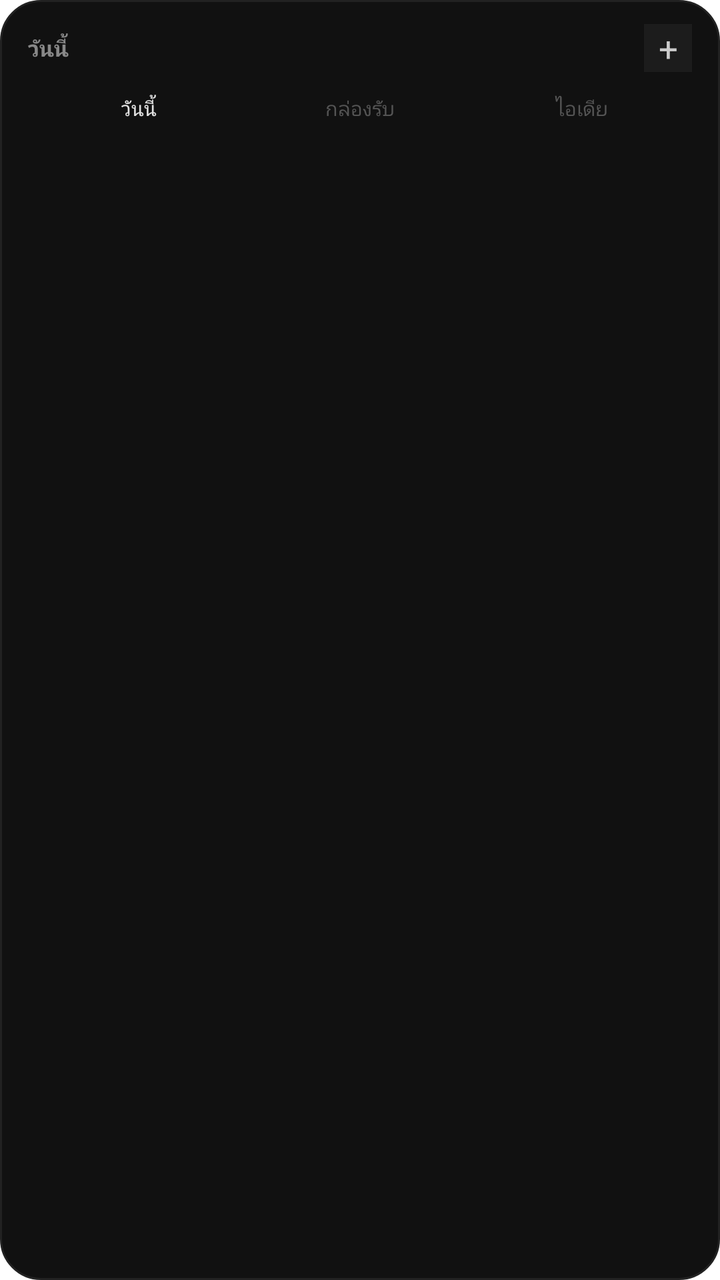
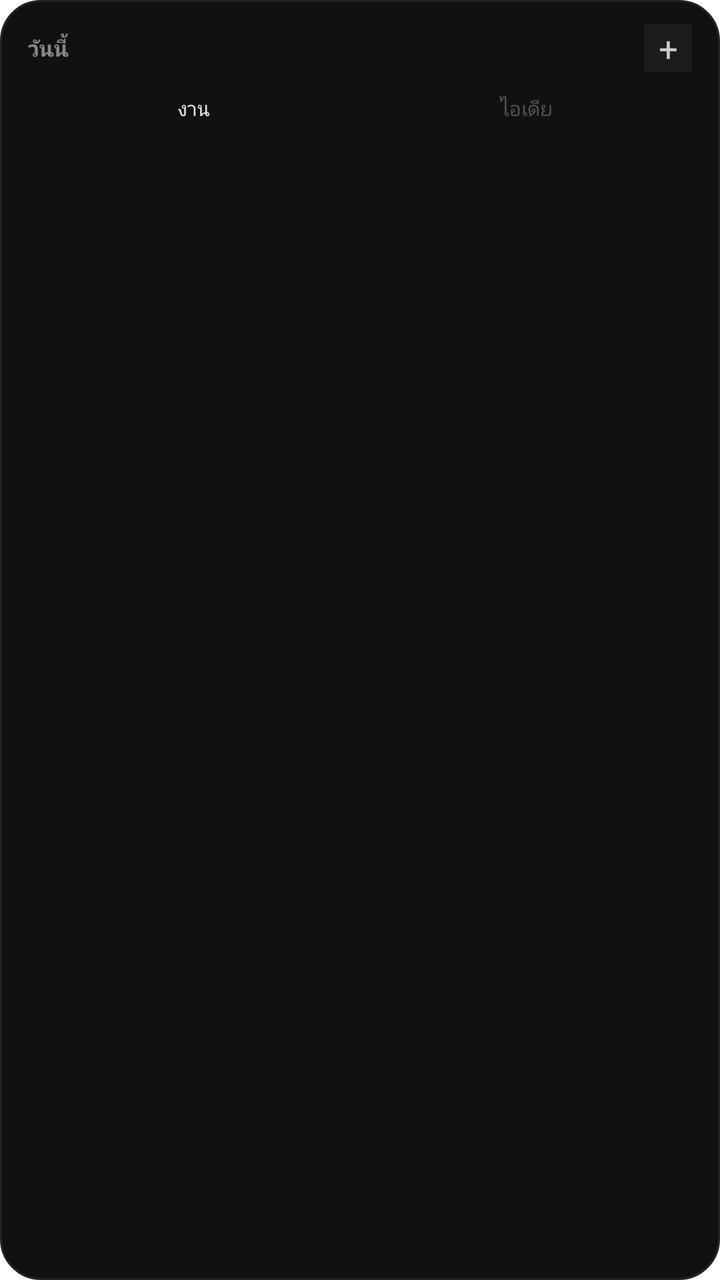

The first picture is an Android layout as it rendered before a commit; the second is the same layout after the commit. The layout source and the unified diff follow.
<!-- AndroidManifest.xml: fallback theme Theme.MaterialComponents.DayNight.NoActionBar -->
<!-- res/layout/mtb_widget_tasks.xml -->
<?xml version="1.0" encoding="utf-8"?>
<LinearLayout xmlns:android="http://schemas.android.com/apk/res/android"
    android:id="@+id/widget_root"
    android:layout_width="match_parent"
    android:layout_height="match_parent"
    android:orientation="vertical"
    android:background="@drawable/widget_bg"
    android:paddingStart="14dp"
    android:paddingEnd="14dp"
    android:paddingTop="12dp"
    android:paddingBottom="10dp">

    
    <LinearLayout
        android:layout_width="match_parent"
        android:layout_height="wrap_content"
        android:orientation="horizontal"
        android:gravity="center_vertical"
        android:layout_marginBottom="6dp">
        <TextView
            android:id="@+id/widget_date_label"
            android:layout_width="0dp"
            android:layout_height="wrap_content"
            android:layout_weight="1"
            android:text="วันนี้"
            android:textColor="#888888"
            android:textSize="11sp"
            android:textStyle="bold" />
        <TextView
            android:id="@+id/widget_task_count"
            android:layout_width="wrap_content"
            android:layout_height="wrap_content"
            android:text=""
            android:textColor="#555555"
            android:textSize="10sp"
            android:layout_marginEnd="10dp" />
        <TextView
            android:id="@+id/widget_add"
            android:layout_width="24dp"
            android:layout_height="24dp"
            android:text="+"
            android:textColor="#CCCCCC"
            android:textSize="17sp"
            android:gravity="center"
            android:background="#1C1C1C" />
    </LinearLayout>

    
    <LinearLayout
        android:layout_width="match_parent"
        android:layout_height="24dp"
        android:orientation="horizontal"
        android:layout_marginBottom="6dp">
        <TextView
            android:id="@+id/tab_today"
            android:layout_width="0dp"
            android:layout_weight="1"
            android:layout_height="match_parent"
            android:gravity="center"
            android:text="วันนี้"
            android:textSize="10sp"
            android:textColor="#E2E2E2" />
        <TextView
            android:id="@+id/tab_inbox"
            android:layout_width="0dp"
            android:layout_weight="1"
            android:layout_height="match_parent"
            android:gravity="center"
            android:text="กล่องรับ"
            android:textSize="10sp"
            android:textColor="#555555" />
        <TextView
            android:id="@+id/tab_idea"
            android:layout_width="0dp"
            android:layout_weight="1"
            android:layout_height="match_parent"
            android:gravity="center"
            android:text="ไอเดีย"
            android:textSize="10sp"
            android:textColor="#555555" />
    </LinearLayout>

    
    <ListView
        android:id="@+id/widget_list"
        android:layout_width="match_parent"
        android:layout_height="0dp"
        android:layout_weight="1"
        android:divider="#1A1A1A"
        android:dividerHeight="1dp"
        android:scrollbars="none" />

</LinearLayout>
<!-- resources referenced by this layout -->
<resources>
  <!-- drawable widget_bg (drawable) -->
  <?xml version="1.0" encoding="utf-8"?>
  <shape xmlns:android="http://schemas.android.com/apk/res/android" android:shape="rectangle">
      <solid android:color="#111111" />
      <stroke android:width="1dp" android:color="#222222" />
      <corners android:radius="20dp" />
  </shape>
</resources>

<!-- the commit's change to res/layout/mtb_widget_tasks.xml (unified diff, before → after) -->
@@ -57,18 +57,9 @@
             android:layout_weight="1"
             android:layout_height="match_parent"
             android:gravity="center"
-            android:text="วันนี้"
+            android:text="งาน"
             android:textSize="10sp"
             android:textColor="#E2E2E2" />
-        <TextView
-            android:id="@+id/tab_inbox"
-            android:layout_width="0dp"
-            android:layout_weight="1"
-            android:layout_height="match_parent"
-            android:gravity="center"
-            android:text="กล่องรับ"
-            android:textSize="10sp"
-            android:textColor="#555555" />
         <TextView
             android:id="@+id/tab_idea"
             android:layout_width="0dp"
